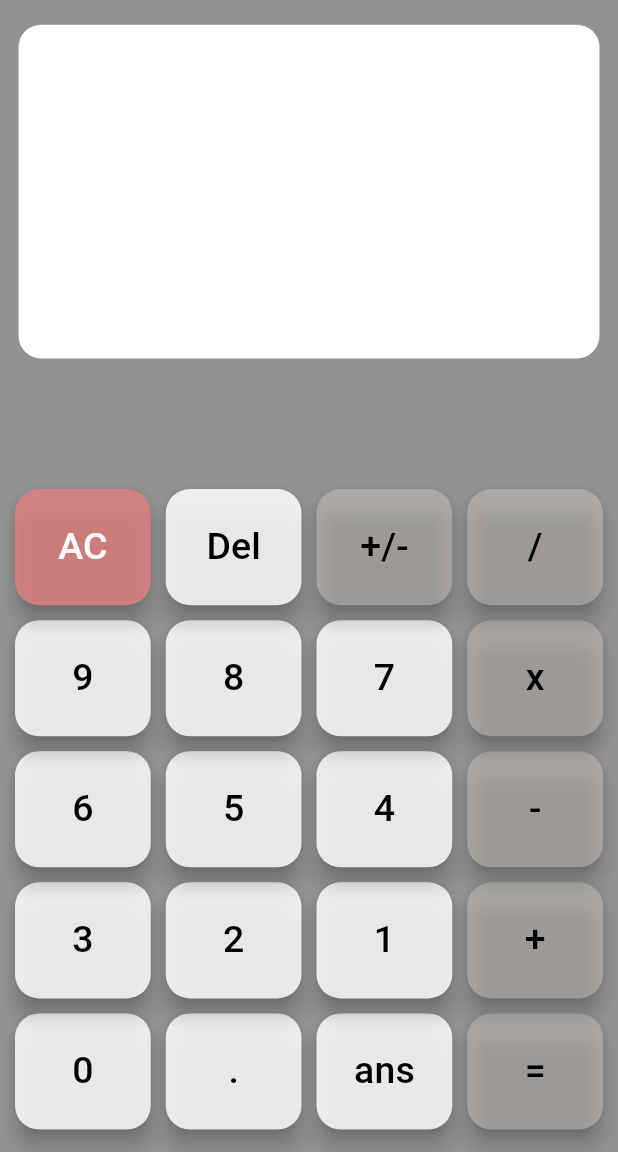
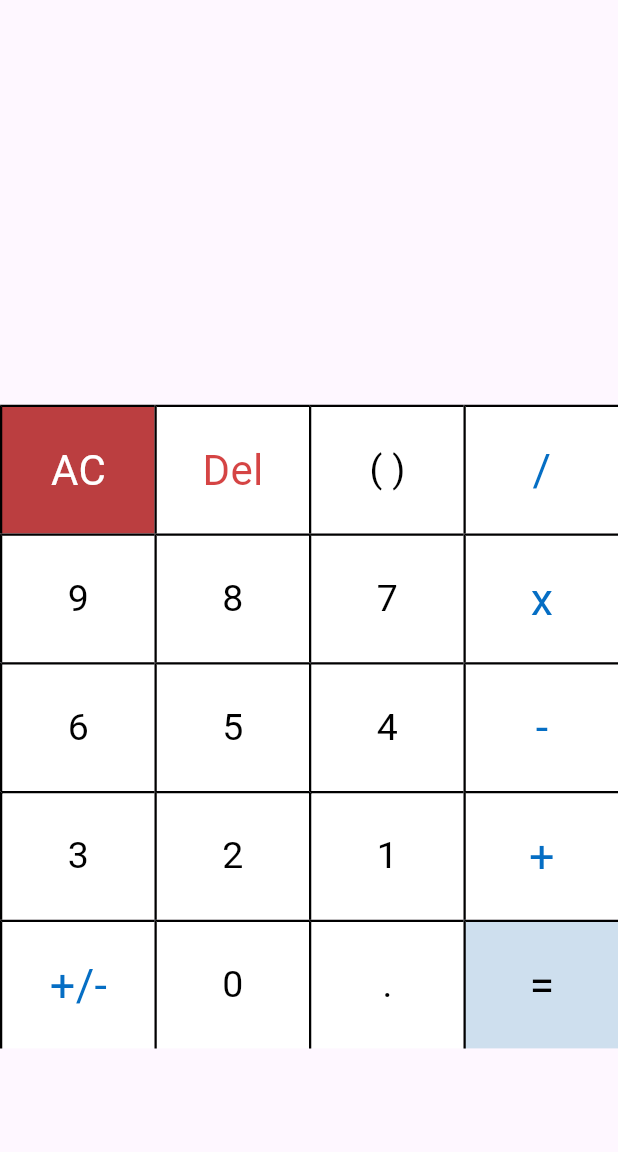
Before and after one commit to Bossman-Obboye/Simple-Calculator-Folder, a Flutter app: the screen it shows after launch, on a phone screen of 412 x 824 dp, the part 84-1236 px from its top. Run offline on Flutter 3.47's test engine with Material 3 defaults, Android fonts, the phone set to English and light mode, and no system bars; our stand-ins replace math_expressions.

Commit message:
Work on the calculator project 9th day

```diff
--- /dev/null
+++ b/lib/dart_prototype.dart
@@ -0,0 +1,3 @@
+void main() {
+
+}
--- /dev/null
+++ b/lib/flutter_prototype.dart
@@ -0,0 +1,54 @@
+import 'package:flutter/material.dart';
+
+class Prototype extends StatelessWidget {
+  final Color btnColor;
+  final double btnSideWidth;
+  final String btnContent;
+  final double btnContentSize;
+  final Color btnContentColor;
+  final Function btnOnPressed;
+
+  const Prototype({
+    super.key,
+    required this.btnContent,
+    required this.btnColor,
+    this.btnSideWidth = 1.5,
+    required this.btnContentSize,
+    required this.btnContentColor,
+    required this.btnOnPressed,
+  });
+
+  @override
+  Widget build(BuildContext context) {
+    Size size = MediaQuery.of(context).size;
+    return GestureDetector(
+      onTap: () => btnOnPressed(btnContent),
+      child: Container(
+        height: (size.width - 12) / 4,
+        width: (size.width - 12) / 4,
+        decoration: BoxDecoration(
+          color: btnColor,
+          border: Border(
+            top: BorderSide(
+              color: Colors.black,
+              width: btnSideWidth,
+            ),
+            left: BorderSide(
+              color: Colors.black,
+              width: btnSideWidth,
+            ),
+          ),
+        ),
+        child: Center(
+          child: Text(
+            btnContent,
+            style: TextStyle(
+              color: btnContentColor,
+              fontSize: btnContentSize,
+            ),
+          ),
+        ),
+      ),
+    );
+  }
+}
--- a/lib/my_calc.dart
+++ b/lib/my_calc.dart
@@ -1,4 +1,6 @@
+import 'package:calc/flutter_prototype.dart';
 import 'package:flutter/material.dart';
+import 'package:math_expressions/math_expressions.dart';
 
 class MyCalculator extends StatefulWidget {
   const MyCalculator({super.key});
@@ -13,54 +15,49 @@ String inputs = '';
 RegExp nonNum = RegExp(r'[+\-/x()]');
 String value = '';
 final List<String> btnLabel = [
-  "0",
-  ".",
-  "ans",
-  "=",
+  "AC",
+  "Del",
+  "( )",
+  "/",
+  "9",
+  "8",
+  "7",
+  "x",
+  "6",
+  "5",
+  "4",
+  "-",
   "3",
   "2",
   "1",
   "+",
-  "6",
-  "5",
-  "4",
-  "-",
-  "9",
-  "8",
-  "7",
-  "x",
-  "AC",
-  "Del",
   "+/-",
-  "/"
+  "0",
+  ".",
+  "="
 ];
 
 class _MyCalculatorState extends State<MyCalculator> {
   @override
   Widget build(BuildContext context) {
     Size size = MediaQuery.of(context).size;
-    return Scaffold(
-      backgroundColor: const Color.fromARGB(172, 94, 93, 93),
-      appBar: AppBar(
-        backgroundColor: Colors.white,
-        title: const Center(child: Text('Simple Calculator')),
-      ),
-      body: Column(
-        crossAxisAlignment: CrossAxisAlignment.center,
-        children: [
-          Container(
-            clipBehavior: Clip.hardEdge,
-            decoration: BoxDecoration(
-                color: Colors.white, borderRadius: BorderRadius.circular(15)),
-            margin: EdgeInsets.symmetric(
-              vertical: size.width * 0.04,
+    return SafeArea(
+      child: Scaffold(
+        appBar: AppBar(
+          backgroundColor: Colors.white,
+          title: const Center(child: Text('Simple Calculator')),
+        ),
+        body: Column(
+          crossAxisAlignment: CrossAxisAlignment.stretch,
+          children: [
+            Container(
+              width: size.width,
+              height: size.height * 0.24, // Adjust the height as needed
+              padding: const EdgeInsets.all(10),
+              // Add any widgets you want to appear above the GridView.builder
             ),
-            padding: EdgeInsets.symmetric(horizontal: size.width * 0.03),
-            height: size.height * 0.27,
-            width: size.width * 0.94,
-            child: Wrap(
-              alignment: WrapAlignment.end,
-              verticalDirection: VerticalDirection.up,
+            Column(
+              mainAxisAlignment: MainAxisAlignment.center,
               children: [
                 Text(
                   ans,
@@ -78,209 +75,108 @@ class _MyCalculatorState extends State<MyCalculator> {
                 ),
               ],
             ),
-          ),
-          Expanded(
-            child: GridView.builder(
-                padding:
-                    const EdgeInsets.symmetric(horizontal: 5, vertical: 10),
-                reverse: true,
+            Expanded(
+              child: GridView.builder(
                 physics: const NeverScrollableScrollPhysics(),
+                gridDelegate: const SliverGridDelegateWithFixedCrossAxisCount(
+                    crossAxisCount: 4, childAspectRatio: 1.2),
                 itemCount: 20,
-                gridDelegate: const SliverGridDelegateWithFixedCrossAxisCount(
-                  crossAxisCount: 4,
-                  childAspectRatio: 1.15,
-                ),
-                itemBuilder: (builder, i) {
-                  Color fillColor = const Color.fromARGB(216, 255, 255, 255);
-                  Color textColor = Colors.black;
-                  if (i == 3 ||
-                      i == 7 ||
-                      i == 11 ||
-                      i == 15 ||
-                      i == 18 ||
-                      i == 19) {
-                    fillColor = const Color.fromARGB(132, 202, 197, 191);
-                  } else if (i == 16) {
-                    fillColor = const Color.fromARGB(209, 226, 128, 128);
-                    textColor = Colors.white;
+                itemBuilder: (context, index) {
+                  Color btnContentColor = Colors.black;
+                  Color btnColor = Colors.white;
+                  double btnContentSize = 25;
+                  switch (index) {
+                    case 0:
+                      {
+                        btnColor = const Color.fromARGB(198, 168, 9, 9);
+                        btnContentColor = Colors.white;
+                        btnContentSize = 28;
+                      }
+                      break;
+                    case 1:
+                      {
+                        btnContentColor =
+                            const Color.fromARGB(199, 201, 16, 16);
+                        btnContentSize = 28;
+                      }
+                      break;
+                    case 3:
+                    case 7:
+                    case 11:
+                    case 15:
+                    case 16:
+                      {
+                        btnContentColor =
+                            const Color.fromARGB(255, 5, 110, 196);
+                        btnContentSize = 30;
+                      }
+                      break;
+                    case 19:
+                      {
+                        btnContentColor = Colors.black;
+                        btnContentSize = 30;
+                        btnColor = const Color.fromARGB(214, 197, 218, 235);
+                      }
+                      break;
+                    default:
+                      {}
                   }
-                  return Padding(
-                    padding: const EdgeInsets.all(5.0),
-                    child: FloatingActionButton(
-                        backgroundColor: fillColor,
-                        child: Text(
-                          btnLabel[i],
-                          style: TextStyle(
-                            color: textColor,
-                            fontSize: 25,
-                          ),
-                        ),
-                        onPressed: () =>
-                            setState(() => acceptBtnLabel(btnLabel[i]))
-                        // setState(() {});
-                        ),
+
+                  return Prototype(
+                    btnContent: btnLabel[index],
+                    btnColor: btnColor,
+                   btnOnPressed: callMe,
+                    btnContentColor: btnContentColor,
+                    btnContentSize: btnContentSize,
                   );
-                }),
-          ),
-        ],
+                },
+              ),
+            ),
+          ],
+        ),
       ),
     );
   }
+  callMe(String btnValue) {
+    setState(() {
+  switch (btnValue) {
+    case "AC":
+      history = "";
+      ans = '';
+      inputs = '';
+      break;
+    case "Del":
+      if (inputs.isNotEmpty) {
+        inputs = inputs.substring(0, inputs.length - 1);
+      }
+      break;
+
+    case "=":
+      ans = evaluateInputs(inputs);
+      break;
+    default:
+      inputs += btnValue;
+  }
+
+});
+  // print("Inputs: $inputs");
+}
 }
 
-String acceptBtnLabel(String btnLable) {
-  // inputs += btnLable;
-  switch (btnLable) {
-    case 'AC':
-      {
-        inputs != '' ? inputs = '' : history = '';
-        ans = '';
-      }
-      break;
-    case 'Del':
-      {
-        inputs.isNotEmpty
-            ? inputs = inputs.substring(0, inputs.length - 1)
-            : {/*Do Nothing*/};
-      }
-      break;
-    case '+/-':
-      {
-        // Double check...................Testing
-        if (inputs.isNotEmpty) {
-          inputs[0] == '-' ? inputs = inputs.substring(1) : inputs = '-$inputs';
-        }
-      }
-      break;
-    case '+' || '-' || 'x' || '/':
-      {
-        if (inputs.isNotEmpty) {
-          if (inputsEndsWithOperator()) {
-            inputs =
-                inputs.replaceRange(inputs.length - 1, inputs.length, btnLable);
-          } else if (inputs[inputs.length - 1] == '.') {
-            inputs += '0$btnLable';
-          } else {
-            inputs += btnLable;
-          }
-        }
-      }
-      break;
-    case "=":
-      {
-        if (!inputsEndsWithOperator()) {
-          // history = inputs;
-          ansHasNonZeroFiguresAfterDot(ans)
-              ? inputs = ans
-              : inputs = ans.substring(0, ans.lastIndexOf('.'));
-        } else if (inputs.isEmpty) {/*Do nothing*/}
-      }
-    case 'ans':
-      {
-        if (inputs.isEmpty || inputsEndsWithOperator()) {
-          inputs += ans;
-        } else {/*Do nothing*/}
-      }
-    case '.':
-      {
-        if (inputs.isEmpty || inputsEndsWithOperator()) {
-          inputs += '0.';
-        } else if (!inputs.split(nonNum).last.contains('.')) {
-          inputs += '.';
-        }
-      }
-      break;
-    default:
-      {
-        inputs += btnLable;
-      }
-  }
-  return inputs;
-}
 
-bool ansHasNonZeroFiguresAfterDot(String ans) {
-  ans = evaluateInputs(inputs);
-  return RegExp(r'\.\d*[1-9]').hasMatch(ans);
-}
 
-bool inputsEndsWithOperator() {
-  return inputs.endsWith('+') ||
-      inputs.endsWith('-') ||
-      inputs.endsWith('x') ||
-      inputs.endsWith('/');
-}
+String evaluateInputs(String inputs) {
+  Parser p = Parser();
+  ContextModel cm = ContextModel();
 
-bool isOperator(String opt) {
-  return opt == '+' || opt == 'x' || opt == '/' || opt == '-';
-}
+  try {
+    Expression exp = p.parse(inputs);
 
-double performOperation(double num1, String operator, double num2) {
-  switch (operator) {
-    case '+':
-      return num1 + num2;
-    case '-':
-      return num1 - num2;
-    case 'x':
-      return num1 * num2;
-    case '/':
-      return num1 / num2;
-    default:
-      throw ArgumentError("Invalid operator: $operator");
-  }
-}
+    double result = exp.evaluate(EvaluationType.REAL, cm);
 
-String evaluateInputs(String input) {
-  // var inputs = acceptBtnLabel(input);
-
-  List<double> numbers = [];
-  List<String> operators = [];
-
-  void performOperationsUntilLowerPrecedence(String currentOperator) {
-    while (operators.isNotEmpty &&
-        operators.last != '(' &&
-        ((currentOperator == '+' || currentOperator == '-') &&
-            (operators.last == 'x' || operators.last == '/'))) {
-      double num2 = numbers.removeLast();
-      double num1 = numbers.removeLast();
-      String op = operators.removeLast();
-      numbers.add(performOperation(num1, op, num2));
-    }
+    return result.toString();
+  } catch (e) {
+    return "Error";
   }
 
-  List<String> tokens = inputs.split(nonNum);
-
-  for (var token in tokens) {
-    if (token.isNotEmpty) {
-      numbers.add(double.parse(token));
-    }
-  }
-
-  for (var i = 0; i < inputs.length; i++) {
-    String ch = inputs[i];
-    if (isOperator(ch)) {
-      performOperationsUntilLowerPrecedence(ch);
-      operators.add(ch);
-    } else if (ch == '(') {
-      operators.add(ch);
-    } else if (ch == ')') {
-      while (operators.isNotEmpty && operators.last != '(') {
-        double num2 = numbers.removeLast();
-        double num1 = numbers.removeLast();
-        String op = operators.removeLast();
-        numbers.add(performOperation(num1, op, num2));
-      }
-      operators.removeLast(); // Remove the opening parenthesis
-    }
-  }
-
-  while (operators.isNotEmpty) {
-    double num2 = numbers.removeLast();
-    double num1 = numbers.removeLast();
-    String op = operators.removeLast();
-    numbers.add(performOperation(num1, op, num2));
-  }
-
-  ans = numbers.first.toString();
-
-  return ans;
 }
--- a/lib/youtube_solution.dart
+++ b/lib/youtube_solution.dart
@@ -22,7 +22,7 @@ class _YouCalculatorState extends State<YouCalculator> {
   String operation = '';
 
    bntOnClick(String buttonValue) {
-    // print(buttonValue);
+    print(buttonValue);
     if (buttonValue == 'C') {
       textToDisplay = '';
       firstNum = 0;
--- a/pubspec.yaml
+++ b/pubspec.yaml
@@ -35,6 +35,7 @@ dependencies:
   # The following adds the Cupertino Icons font to your application.
   # Use with the CupertinoIcons class for iOS style icons.
   cupertino_icons: ^1.0.6
+  math_expressions: ^2.4.0
 
 dev_dependencies:
   flutter_test:
```
Also changed, not shown: lib/main.dart (+8 -1 lines), lib/my_calccopy.dart (deleted, +0 -169 lines), lib/testing.dart (deleted, +0 -59 lines), lib/widgets/calc_button_for_gridview.dart (added, +10 -0 lines), pubspec.lock.
